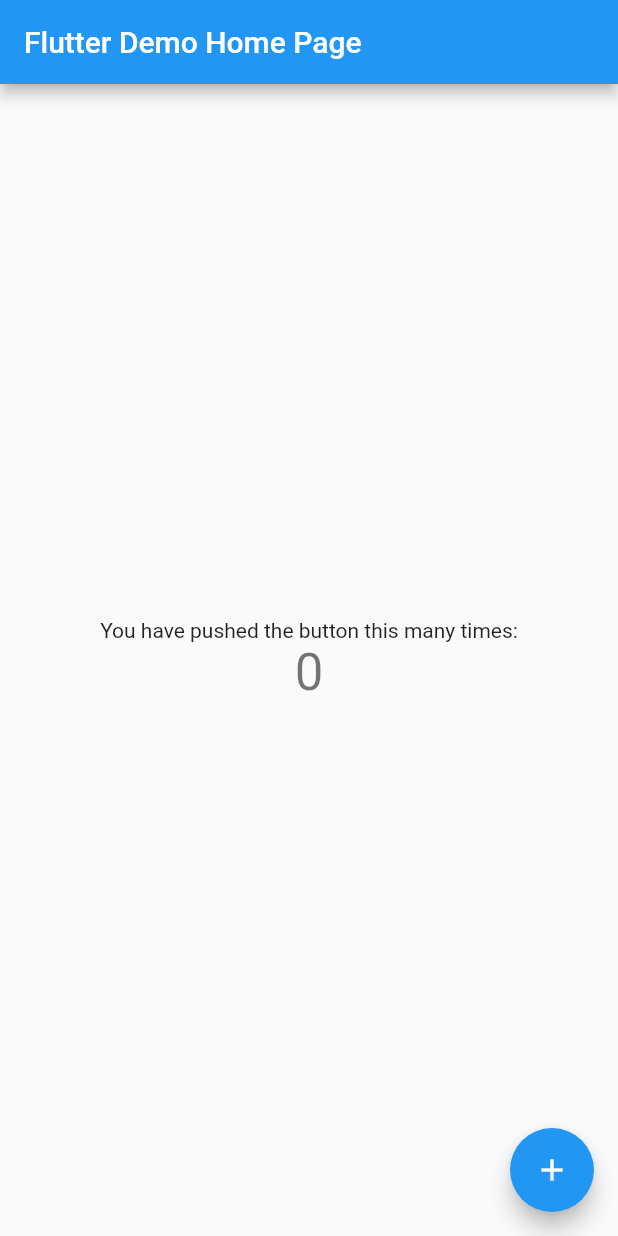
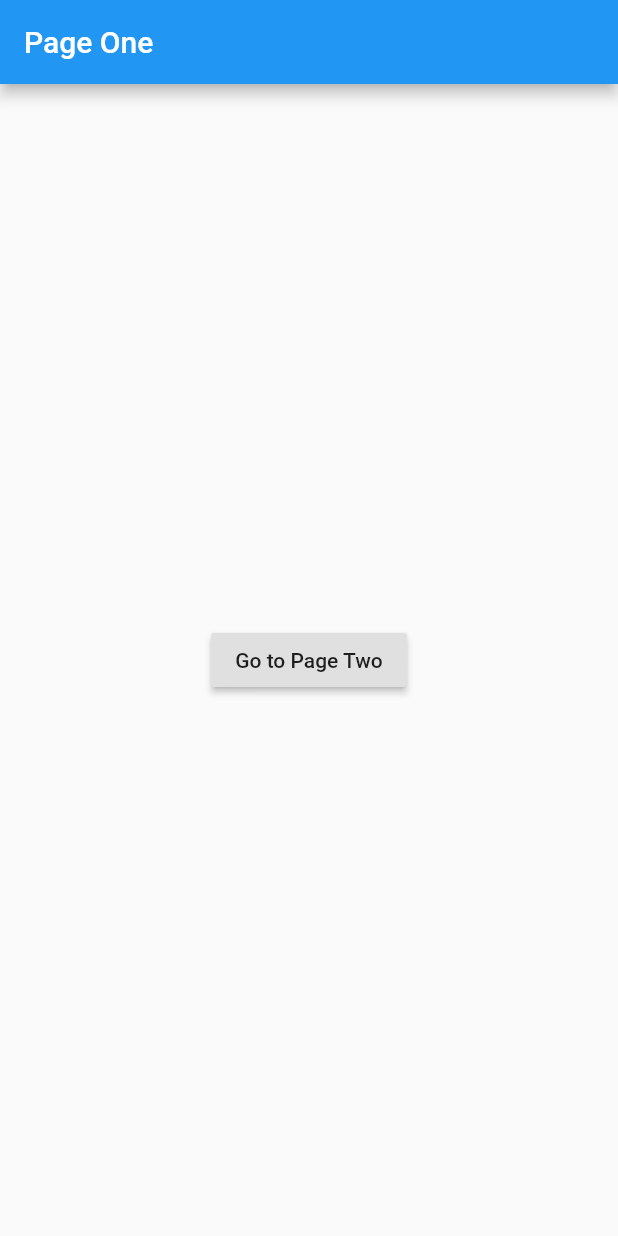
Before and after one commit to rusith/FlutterPlayground, a Flutter app: the screen it shows after launch, on a phone screen of 412 x 824 dp. Run offline on Flutter 3.47's test engine with Material 2 defaults, Android fonts, the phone set to English and light mode, and no system bars.

Commit message:
Going to and Coming Back
Navigating between two pages

```diff
--- a/navigation/lib/main.dart
+++ b/navigation/lib/main.dart
@@ -1,111 +1,8 @@
 import 'package:flutter/material.dart';
+import 'pages/pageOne.dart' show PageOne;
 
-void main() => runApp(MyApp());
 
-class MyApp extends StatelessWidget {
-  // This widget is the root of your application.
-  @override
-  Widget build(BuildContext context) {
-    return MaterialApp(
-      title: 'Flutter Demo',
-      theme: ThemeData(
-        // This is the theme of your application.
-        //
-        // Try running your application with "flutter run". You'll see the
-        // application has a blue toolbar. Then, without quitting the app, try
-        // changing the primarySwatch below to Colors.green and then invoke
-        // "hot reload" (press "r" in the console where you ran "flutter run",
-        // or simply save your changes to "hot reload" in a Flutter IDE).
-        // Notice that the counter didn't reset back to zero; the application
-        // is not restarted.
-        primarySwatch: Colors.blue,
-      ),
-      home: MyHomePage(title: 'Flutter Demo Home Page'),
-    );
-  }
-}
-
-class MyHomePage extends StatefulWidget {
-  MyHomePage({Key key, this.title}) : super(key: key);
-
-  // This widget is the home page of your application. It is stateful, meaning
-  // that it has a State object (defined below) that contains fields that affect
-  // how it looks.
-
-  // This class is the configuration for the state. It holds the values (in this
-  // case the title) provided by the parent (in this case the App widget) and
-  // used by the build method of the State. Fields in a Widget subclass are
-  // always marked "final".
-
-  final String title;
-
-  @override
-  _MyHomePageState createState() => _MyHomePageState();
-}
-
-class _MyHomePageState extends State<MyHomePage> {
-  int _counter = 0;
-
-  void _incrementCounter() {
-    setState(() {
-      // This call to setState tells the Flutter framework that something has
-      // changed in this State, which causes it to rerun the build method below
-      // so that the display can reflect the updated values. If we changed
-      // _counter without calling setState(), then the build method would not be
-      // called again, and so nothing would appear to happen.
-      _counter++;
-    });
-  }
-
-  @override
-  Widget build(BuildContext context) {
-    // This method is rerun every time setState is called, for instance as done
-    // by the _incrementCounter method above.
-    //
-    // The Flutter framework has been optimized to make rerunning build methods
-    // fast, so that you can just rebuild anything that needs updating rather
-    // than having to individually change instances of widgets.
-    return Scaffold(
-      appBar: AppBar(
-        // Here we take the value from the MyHomePage object that was created by
-        // the App.build method, and use it to set our appbar title.
-        title: Text(widget.title),
-      ),
-      body: Center(
-        // Center is a layout widget. It takes a single child and positions it
-        // in the middle of the parent.
-        child: Column(
-          // Column is also layout widget. It takes a list of children and
-          // arranges them vertically. By default, it sizes itself to fit its
-          // children horizontally, and tries to be as tall as its parent.
-          //
-          // Invoke "debug painting" (press "p" in the console, choose the
-          // "Toggle Debug Paint" action from the Flutter Inspector in Android
-          // Studio, or the "Toggle Debug Paint" command in Visual Studio Code)
-          // to see the wireframe for each widget.
-          //
-          // Column has various properties to control how it sizes itself and
-          // how it positions its children. Here we use mainAxisAlignment to
-          // center the children vertically; the main axis here is the vertical
-          // axis because Columns are vertical (the cross axis would be
-          // horizontal).
-          mainAxisAlignment: MainAxisAlignment.center,
-          children: <Widget>[
-            Text(
-              'You have pushed the button this many times:',
-            ),
-            Text(
-              '$_counter',
-              style: Theme.of(context).textTheme.display1,
-            ),
-          ],
-        ),
-      ),
-      floatingActionButton: FloatingActionButton(
-        onPressed: _incrementCounter,
-        tooltip: 'Increment',
-        child: Icon(Icons.add),
-      ), // This trailing comma makes auto-formatting nicer for build methods.
-    );
-  }
-}
+void main() => runApp(MaterialApp(
+  home: PageOne(),
+  title: 'Navigation Test',
+));
--- /dev/null
+++ b/navigation/lib/pages/pageOne.dart
@@ -0,0 +1,22 @@
+
+import 'package:flutter/material.dart';
+import 'pageTwo.dart' show PageTwo;
+
+class PageOne extends StatelessWidget {
+  @override
+  Widget build(BuildContext context) {
+    return Scaffold(
+      appBar: AppBar(
+        title: Text('Page One'),
+      ),
+      body: Center(
+        child: RaisedButton(
+          onPressed: () {
+            Navigator.push(context, MaterialPageRoute(builder: (context) => PageTwo()));
+          },
+          child: Text('Go to Page Two'),
+        ),
+      ),
+    );
+  }
+}
```
Also changed, not shown: navigation/lib/pages/pageTwo.dart (added, +21 -0 lines).
